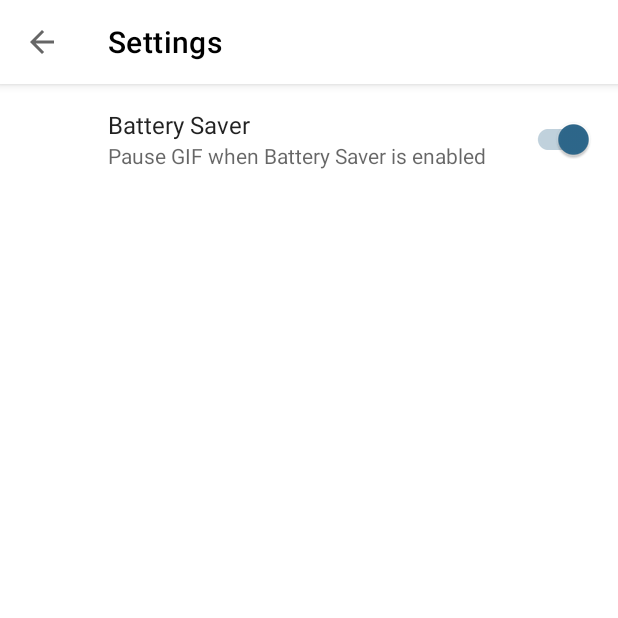
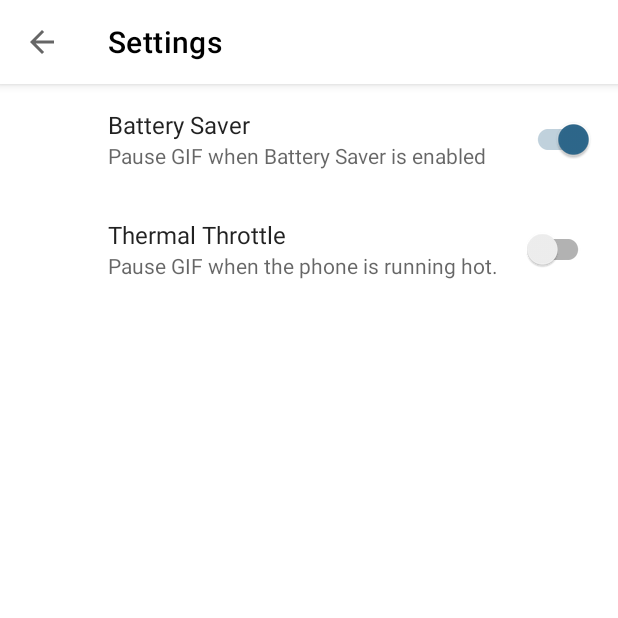
Before and after one commit to redwarp/gif-wallpaper, an Android app: the SettingsFragment screen opened directly, with no data from a screen before it, on a phone screen of 412 x 824 dp, the top half of it. Run offline under Robolectric (Android 15) with nearby library versions, the phone set to English and light mode, and no system bars; our stand-ins replace androidx.preference; 1 statement that could not run was skipped.

Commit message:
feat: Split battery saving and thermal throttling

```diff
--- a/app/src/main/java/net/redwarp/gifwallpaper/AppSettings.kt
+++ b/app/src/main/java/net/redwarp/gifwallpaper/AppSettings.kt
@@ -31,9 +31,13 @@ private val Context.dataStore: DataStore<Preferences> by preferencesDataStore("a
 class AppSettings(context: Context) {
     private val context = context.applicationContext
     private val powerSavingKey = booleanPreferencesKey("power_saving")
+    private val thermalThrottleKey = booleanPreferencesKey("thermal_throttle")
 
     val powerSavingSettingFlow: Flow<Boolean> = context.dataStore.data.map { preferences ->
         preferences[powerSavingKey] ?: true
+    }
+    val thermalThrottleSettingFlow: Flow<Boolean> = context.dataStore.data.map { preferences ->
+        preferences[thermalThrottleKey] ?: false
     }
 
     suspend fun getBoolean(key: String, defValue: Boolean): Boolean {
--- a/app/src/main/java/net/redwarp/gifwallpaper/SettingsFragment.kt
+++ b/app/src/main/java/net/redwarp/gifwallpaper/SettingsFragment.kt
@@ -16,10 +16,12 @@
 package net.redwarp.gifwallpaper
 
 import android.content.Context
+import android.os.Build
 import android.os.Bundle
 import androidx.annotation.Keep
 import androidx.preference.PreferenceDataStore
 import androidx.preference.PreferenceFragmentCompat
+import androidx.preference.SwitchPreferenceCompat
 import kotlinx.coroutines.runBlocking
 
 @Keep
@@ -29,6 +31,11 @@ class SettingsFragment : PreferenceFragmentCompat() {
         preferenceManager?.preferenceDataStore = dataStore
 
         setPreferencesFromResource(R.xml.preferences, rootKey)
+
+        if (Build.VERSION.SDK_INT < Build.VERSION_CODES.Q) {
+            preferenceManager.findPreference<SwitchPreferenceCompat>("thermal_throttle")?.isVisible =
+                false
+        }
     }
 }
 
--- a/app/src/main/res/values/strings.xml
+++ b/app/src/main/res/values/strings.xml
@@ -19,4 +19,6 @@
   <string name="privacy">"Privacy"</string>
   <string name="rotate">"Rotate"</string>
   <string name="settings">"Settings"</string>
+  <string name="thermal_throttle">Thermal Throttle</string>
+  <string name="pause_playback_running_hot">Pause GIF when the phone is running hot.</string>
 </resources>
--- a/app/src/main/res/xml/preferences.xml
+++ b/app/src/main/res/xml/preferences.xml
@@ -5,4 +5,9 @@
         app:key="power_saving"
         app:summary="@string/pause_blayback_battery_saver"
         app:title="@string/battery_saver" />
+    <SwitchPreferenceCompat
+        app:defaultValue="false"
+        app:key="thermal_throttle"
+        app:summary="@string/pause_playback_running_hot"
+        app:title="@string/thermal_throttle" />
 </PreferenceScreen>
```
Also changed, not shown: app/src/main/java/net/redwarp/gifwallpaper/data/FlowBasedModel.kt (+6 -6 lines).
